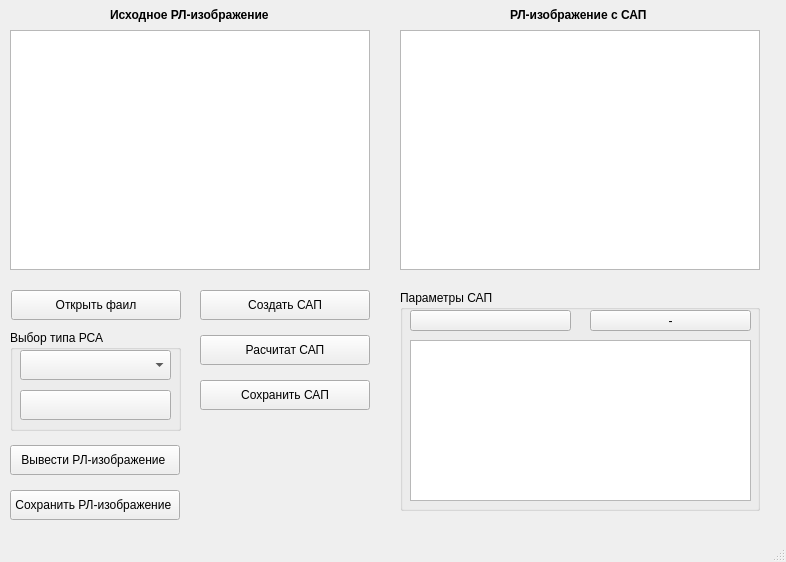
Above: qt_forms/qt_main_new2.ui from OlegShir/hologramm before the change. Below: the same form after it.
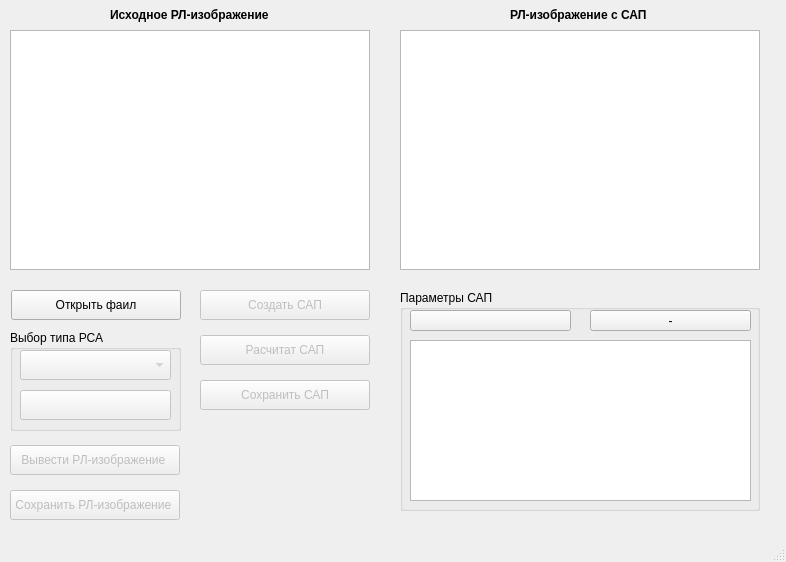
That is the form after the change. Icons and pictures are not drawn.

Patch:
```diff
--- a/qt_forms/qt_main_new2.ui
+++ b/qt_forms/qt_main_new2.ui
@@ -118,6 +118,9 @@
     </widget>
    </widget>
    <widget class="QPushButton" name="open_file_3">
+    <property name="enabled">
+     <bool>false</bool>
+    </property>
     <property name="geometry">
      <rect>
       <x>200</x>
@@ -131,6 +134,9 @@
     </property>
    </widget>
    <widget class="QPushButton" name="open_file_4">
+    <property name="enabled">
+     <bool>false</bool>
+    </property>
     <property name="geometry">
      <rect>
       <x>200</x>
@@ -173,6 +179,9 @@
     </property>
    </widget>
    <widget class="QPushButton" name="open_file_5">
+    <property name="enabled">
+     <bool>false</bool>
+    </property>
     <property name="geometry">
      <rect>
       <x>200</x>
@@ -186,6 +195,9 @@
     </property>
    </widget>
    <widget class="QPushButton" name="open_file_6">
+    <property name="enabled">
+     <bool>false</bool>
+    </property>
     <property name="geometry">
      <rect>
       <x>10</x>
@@ -210,7 +222,10 @@
     <property name="title">
      <string>Выбор типа РСА</string>
     </property>
-    <widget class="QComboBox" name="change_RLS">
+    <widget class="QComboBox" name="change_RSA">
+     <property name="enabled">
+      <bool>false</bool>
+     </property>
      <property name="geometry">
       <rect>
        <x>10</x>
@@ -219,8 +234,14 @@
        <height>30</height>
       </rect>
      </property>
+     <property name="editable">
+      <bool>false</bool>
+     </property>
     </widget>
-    <widget class="QPushButton" name="pushButton">
+    <widget class="QPushButton" name="add_RSA">
+     <property name="enabled">
+      <bool>false</bool>
+     </property>
      <property name="geometry">
       <rect>
        <x>10</x>
@@ -239,6 +260,9 @@
     </widget>
    </widget>
    <widget class="QPushButton" name="open_file_7">
+    <property name="enabled">
+     <bool>false</bool>
+    </property>
     <property name="geometry">
      <rect>
       <x>10</x>
```
Left out of the diff: 14 changed lines with no effect on the pictures.
